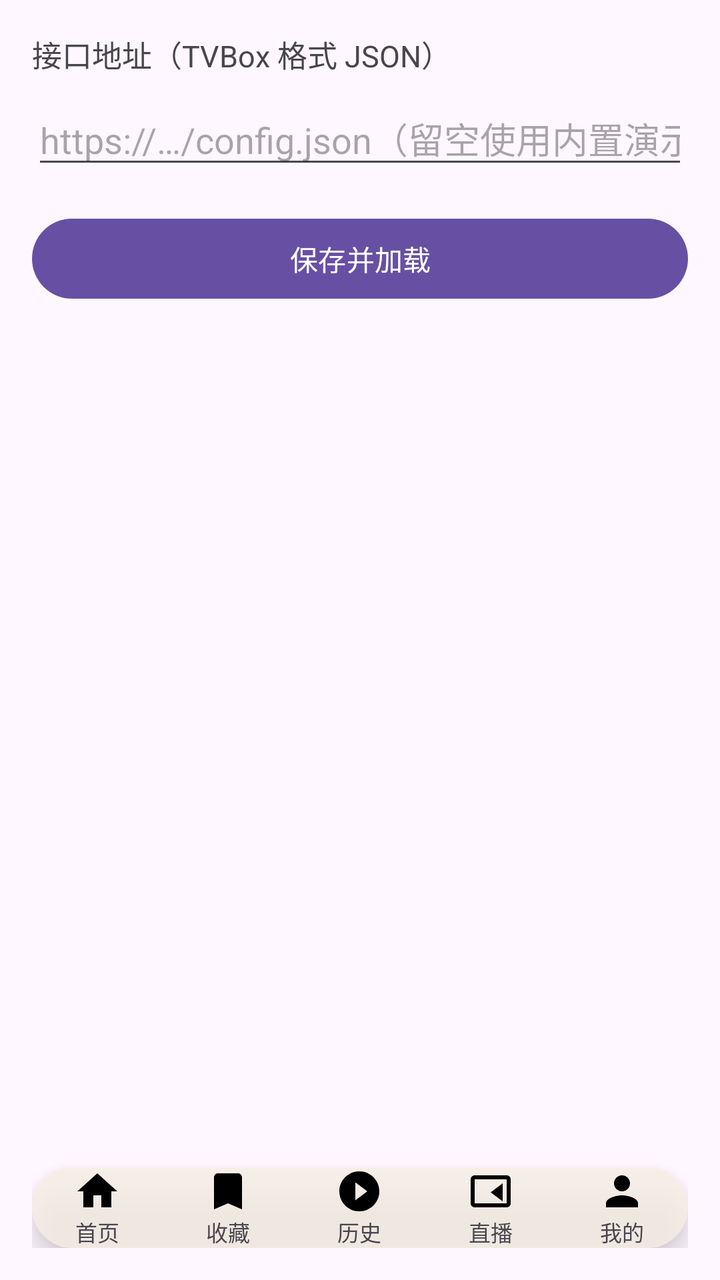
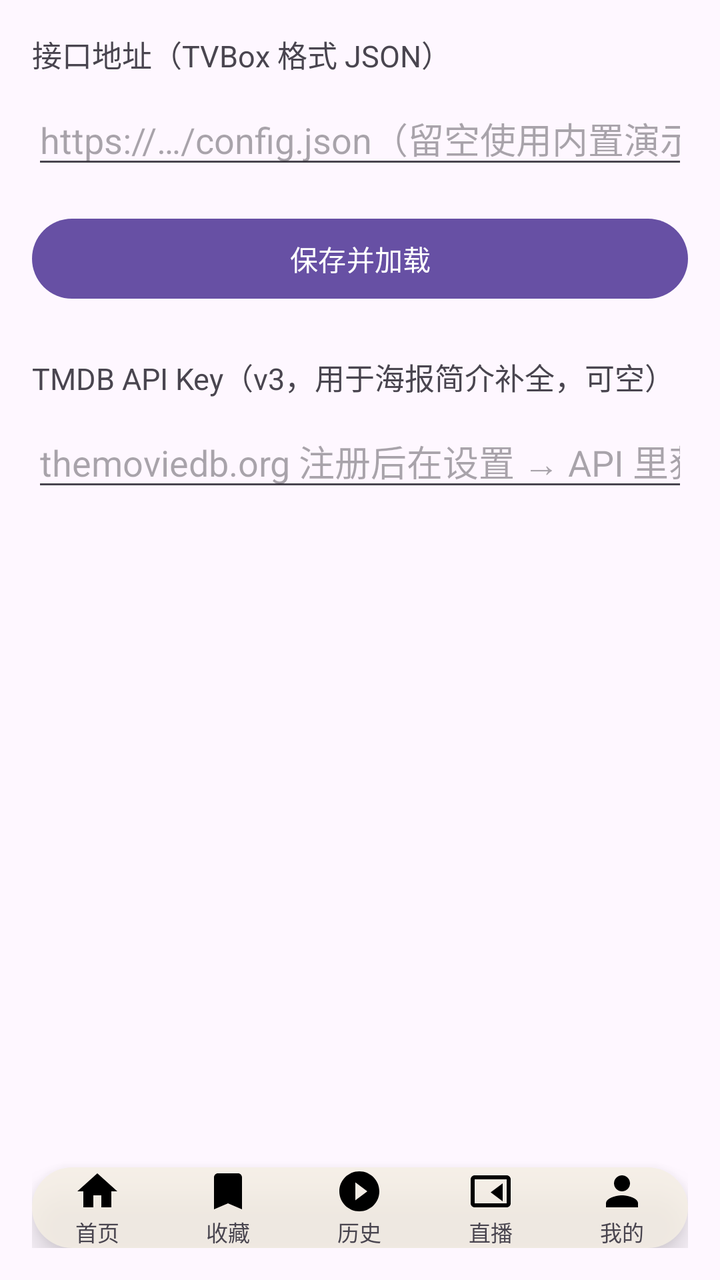

An Android layout rendered at two revisions. The XML below is the earlier revision; the diff shows what the commit changed to produce the second picture.
<!-- AndroidManifest.xml: application theme Theme.BoxZero -->
<!-- res/layout/activity_settings.xml -->
<?xml version="1.0" encoding="utf-8"?>
<LinearLayout xmlns:android="http://schemas.android.com/apk/res/android"
    android:layout_width="match_parent"
    android:layout_height="match_parent"
    android:orientation="vertical"
    android:padding="16dp">

    <TextView
        android:layout_width="match_parent"
        android:layout_height="wrap_content"
        android:text="接口地址（TVBox 格式 JSON）"
        android:textSize="15sp" />

    <EditText
        android:id="@+id/configInput"
        android:layout_width="match_parent"
        android:layout_height="wrap_content"
        android:layout_marginTop="8dp"
        android:hint="https://…/config.json（留空使用内置演示源）"
        android:inputType="textUri"
        android:singleLine="true" />

    <Button
        android:id="@+id/btnSave"
        android:layout_width="match_parent"
        android:layout_height="wrap_content"
        android:layout_marginTop="16dp"
        android:text="保存并加载" />

    <View
        android:layout_width="match_parent"
        android:layout_height="0dp"
        android:layout_weight="1" />

    <include
        layout="@layout/view_bottom_nav"
        android:layout_width="match_parent"
        android:layout_height="wrap_content"
        android:layout_gravity="bottom" />

</LinearLayout>
<!-- res/layout/view_bottom_nav.xml (included above) -->
<?xml version="1.0" encoding="utf-8"?>
<LinearLayout xmlns:android="http://schemas.android.com/apk/res/android"
    android:id="@+id/bottomNav"
    android:layout_width="match_parent"
    android:layout_height="68dp"
    android:layout_marginStart="16dp"
    android:layout_marginEnd="16dp"
    android:layout_marginBottom="16dp"
    android:background="@drawable/nav_bg"
    android:elevation="8dp"
    android:gravity="center"
    android:orientation="horizontal">

    <LinearLayout
        android:id="@+id/tabHome"
        android:layout_width="0dp"
        android:layout_height="match_parent"
        android:layout_weight="1"
        android:gravity="center"
        android:orientation="vertical">

        <ImageView
            android:id="@+id/iconHome"
            android:layout_width="24dp"
            android:layout_height="24dp"
            android:src="@drawable/ic_nav_home" />

        <TextView
            android:id="@+id/textHome"
            android:layout_width="wrap_content"
            android:layout_height="wrap_content"
            android:text="首页"
            android:textSize="11sp" />
    </LinearLayout>

    <LinearLayout
        android:id="@+id/tabFav"
        android:layout_width="0dp"
        android:layout_height="match_parent"
        android:layout_weight="1"
        android:gravity="center"
        android:orientation="vertical">

        <ImageView
            android:id="@+id/iconFav"
            android:layout_width="24dp"
            android:layout_height="24dp"
            android:src="@drawable/ic_nav_fav" />

        <TextView
            android:id="@+id/textFav"
            android:layout_width="wrap_content"
            android:layout_height="wrap_content"
            android:text="收藏"
            android:textSize="11sp" />
    </LinearLayout>

    <LinearLayout
        android:id="@+id/tabHistory"
        android:layout_width="0dp"
        android:layout_height="match_parent"
        android:layout_weight="1"
        android:gravity="center"
        android:orientation="vertical">

        <ImageView
            android:id="@+id/iconHistory"
            android:layout_width="24dp"
            android:layout_height="24dp"
            android:src="@drawable/ic_nav_history" />

        <TextView
            android:id="@+id/textHistory"
            android:layout_width="wrap_content"
            android:layout_height="wrap_content"
            android:text="历史"
            android:textSize="11sp" />
    </LinearLayout>

    <LinearLayout
        android:id="@+id/tabLive"
        android:layout_width="0dp"
        android:layout_height="match_parent"
        android:layout_weight="1"
        android:gravity="center"
        android:orientation="vertical">

        <ImageView
            android:id="@+id/iconLive"
            android:layout_width="24dp"
            android:layout_height="24dp"
            android:src="@drawable/ic_nav_live" />

        <TextView
            android:id="@+id/textLive"
            android:layout_width="wrap_content"
            android:layout_height="wrap_content"
            android:text="直播"
            android:textSize="11sp" />
    </LinearLayout>

    <LinearLayout
        android:id="@+id/tabMine"
        android:layout_width="0dp"
        android:layout_height="match_parent"
        android:layout_weight="1"
        android:gravity="center"
        android:orientation="vertical">

        <ImageView
            android:id="@+id/iconMine"
            android:layout_width="24dp"
            android:layout_height="24dp"
            android:src="@drawable/ic_nav_mine" />

        <TextView
            android:id="@+id/textMine"
            android:layout_width="wrap_content"
            android:layout_height="wrap_content"
            android:text="我的"
            android:textSize="11sp" />
    </LinearLayout>

</LinearLayout>
<!-- resources referenced by this layout -->
<resources>
  <!-- drawable ic_nav_fav (drawable) -->
  <vector xmlns:android="http://schemas.android.com/apk/res/android"
      android:width="24dp" android:height="24dp"
      android:viewportWidth="24" android:viewportHeight="24">
      <path android:fillColor="#000000"
          android:pathData="M17,3H7c-1.1,0 -2,0.9 -2,2v16l7,-3l7,3V5c0,-1.1 -0.9,-2 -2,-2z" />
  </vector>
  <!-- drawable ic_nav_history (drawable) -->
  <vector xmlns:android="http://schemas.android.com/apk/res/android"
      android:width="24dp" android:height="24dp"
      android:viewportWidth="24" android:viewportHeight="24">
      <path android:fillColor="#000000"
          android:pathData="M12,2C6.5,2 2,6.5 2,12s4.5,10 10,10s10,-4.5 10,-10S17.5,2 12,2zM10,16.5v-9L16,12l-6,4.5z" />
  </vector>
  <!-- drawable ic_nav_home (drawable) -->
  <vector xmlns:android="http://schemas.android.com/apk/res/android"
      android:width="24dp" android:height="24dp"
      android:viewportWidth="24" android:viewportHeight="24">
      <path android:fillColor="#000000"
          android:pathData="M10,20v-6h4v6h5v-8h3L12,3 2,12h3v8z" />
  </vector>
  <!-- drawable ic_nav_live (drawable) -->
  <vector xmlns:android="http://schemas.android.com/apk/res/android"
      android:width="24dp" android:height="24dp"
      android:viewportWidth="24" android:viewportHeight="24">
      <path android:fillColor="#000000"
          android:pathData="M20,4H4c-1.1,0 -2,0.9 -2,2v12c0,1.1 0.9,2 2,2h16c1.1,0 2,-0.9 2,-2V6c0,-1.1 -0.9,-2 -2,-2zM20,18H4V6h16v12zM18,8l-6,4.5L18,17V8z" />
  </vector>
  <!-- drawable ic_nav_mine (drawable) -->
  <vector xmlns:android="http://schemas.android.com/apk/res/android"
      android:width="24dp" android:height="24dp"
      android:viewportWidth="24" android:viewportHeight="24">
      <path android:fillColor="#000000"
          android:pathData="M12,12c2.2,0 4,-1.8 4,-4s-1.8,-4 -4,-4s-4,1.8 -4,4S9.8,12 12,12zM12,14c-2.7,0 -8,1.3 -8,4v2h16v-2c0,-2.7 -5.3,-4 -8,-4z" />
  </vector>
  <!-- drawable nav_bg (drawable) -->
  <?xml version="1.0" encoding="utf-8"?>
  <shape xmlns:android="http://schemas.android.com/apk/res/android"
      android:shape="rectangle">
      <solid android:color="#CFF5EFE4" />
      <corners android:radius="32dp" />
  </shape>
  <style name="Theme.BoxZero" parent="Theme.Material3.DayNight.NoActionBar">
      </style>
</resources>

<!-- the commit's change to res/layout/activity_settings.xml (unified diff, before → after) -->
@@ -26,6 +26,22 @@
         android:layout_height="wrap_content"
         android:layout_marginTop="16dp"
         android:text="保存并加载" />
+
+    <TextView
+        android:layout_width="match_parent"
+        android:layout_height="wrap_content"
+        android:layout_marginTop="24dp"
+        android:text="TMDB API Key（v3，用于海报简介补全，可空）"
+        android:textSize="15sp" />
+
+    <EditText
+        android:id="@+id/tmdbInput"
+        android:layout_width="match_parent"
+        android:layout_height="wrap_content"
+        android:layout_marginTop="8dp"
+        android:hint="themoviedb.org 注册后在设置 → API 里获取"
+        android:inputType="text"
+        android:singleLine="true" />
 
     <View
         android:layout_width="match_parent"
